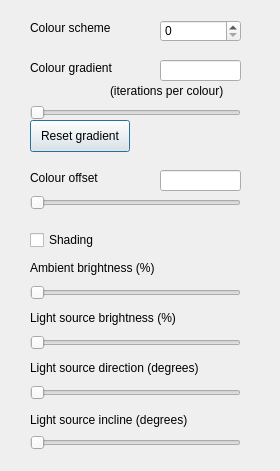
Above: src/controlpanel.ui from calum74/mandelbrot-qt before the change. Below: the same form after it.
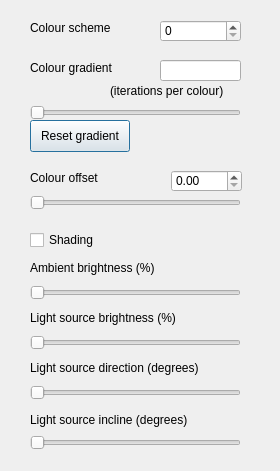
That is the form after the change.

Commit message: Improve colour offset test box

The edit to the form file:
```diff
--- a/src/controlpanel.ui
+++ b/src/controlpanel.ui
@@ -72,16 +72,6 @@
     <string>Colour offset</string>
    </property>
   </widget>
-  <widget class="QLineEdit" name="colourOffsetBox">
-   <property name="geometry">
-    <rect>
-     <x>160</x>
-     <y>170</y>
-     <width>81</width>
-     <height>21</height>
-    </rect>
-   </property>
-  </widget>
   <widget class="QSlider" name="colourGradientSlider">
    <property name="geometry">
     <rect>
@@ -254,6 +244,16 @@
     <enum>Qt::Orientation::Horizontal</enum>
    </property>
   </widget>
+  <widget class="QDoubleSpinBox" name="colourOffsetSpinBox">
+   <property name="geometry">
+    <rect>
+     <x>171</x>
+     <y>170</y>
+     <width>71</width>
+     <height>22</height>
+    </rect>
+   </property>
+  </widget>
  </widget>
  <resources/>
  <connections/>
```
The commit also changes 2 other files.
